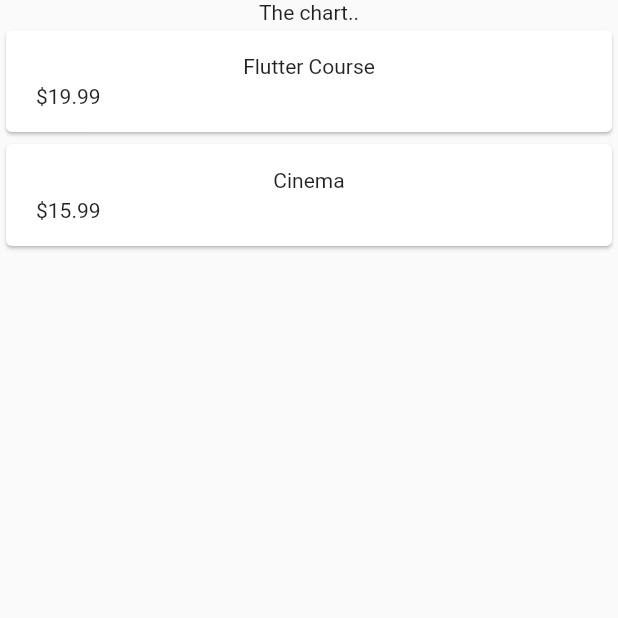
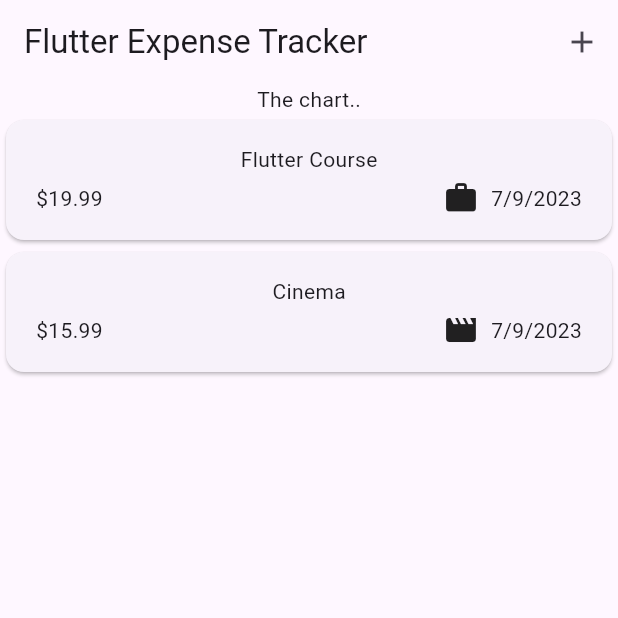
Before and after one commit to AbdulSami10/expense_tracker, a Flutter app: the screen it shows after launch, on a phone screen of 412 x 824 dp, the top half of it. Run offline on Flutter 3.47's test engine with Material 2 defaults, Android fonts, the phone set to English and light mode, and no system bars.

Commit message:
refactor:expense form added

```diff
--- a/lib/main.dart
+++ b/lib/main.dart
@@ -3,8 +3,9 @@ import 'package:flutter/material.dart';
 
 void main() {
   runApp(
-    const MaterialApp(
-      home: Expenses(),
+    MaterialApp(
+      theme: ThemeData(useMaterial3: true),
+      home: const Expenses(),
     ),
   );
 }
--- a/lib/models/expense.dart
+++ b/lib/models/expense.dart
@@ -1,8 +1,19 @@
 import 'package:uuid/uuid.dart';
+import 'package:intl/intl.dart';
+import 'package:flutter/material.dart';
 
 const uuid = Uuid();
 
+final formatter = DateFormat.yMd();
+
 enum Category { food, travel, leisure, work }
+
+const categoryIcons = {
+  Category.food: Icons.lunch_dining,
+  Category.travel: Icons.flight_takeoff,
+  Category.leisure: Icons.movie,
+  Category.work: Icons.work,
+};
 
 class Expense {
   Expense(
@@ -16,4 +27,7 @@ class Expense {
   final double amount;
   final DateTime date;
   final Category category;
+  String get formattedDate {
+    return formatter.format(date);
+  }
 }
--- a/lib/widgets/expenses.dart
+++ b/lib/widgets/expenses.dart
@@ -1,3 +1,4 @@
+import 'package:expense_tracker/widgets/new_expense.dart';
 import 'package:flutter/material.dart';
 import 'package:expense_tracker/widgets/expenses_list/expenses_list.dart';
 import 'package:expense_tracker/models/expense.dart';
@@ -23,12 +24,26 @@ class _ExpensesState extends State<Expenses> {
         date: DateTime.now(),
         category: Category.leisure),
   ];
+  void _openAddExpenseOverlay() {
+    showModalBottomSheet(
+      context: context,
+      builder: (ctx) => NewExpense(),
+    );
+  }
+
   @override
   Widget build(BuildContext context) {
     return Scaffold(
+      appBar: AppBar(
+        title: const Text("Flutter Expense Tracker"),
+        actions: [
+          IconButton(
+              onPressed: _openAddExpenseOverlay, icon: const Icon(Icons.add)),
+        ],
+      ),
       body: Column(
         children: [
-          Text("The chart.."),
+          const Text("The chart.."),
           Expanded(
             child: ExpenseList(expenses: _registeredExpense),
           ),
--- a/lib/widgets/expenses_list/expense_item.dart
+++ b/lib/widgets/expenses_list/expense_item.dart
@@ -18,6 +18,14 @@ class ExpenseItem extends StatelessWidget {
             Row(
               children: [
                 Text('\$${expense.amount.toStringAsFixed(2)}'),
+                const Spacer(),
+                Row(
+                  children: [
+                    Icon(categoryIcons[expense.category]),
+                    const SizedBox(width: 8),
+                    Text(expense.formattedDate),
+                  ],
+                )
               ],
             ),
           ],
--- a/pubspec.yaml
+++ b/pubspec.yaml
@@ -36,6 +36,7 @@ dependencies:
   # Use with the CupertinoIcons class for iOS style icons.
   cupertino_icons: ^1.0.2
   uuid: ^3.0.7
+  intl: ^0.18.1
 
 dev_dependencies:
   flutter_test:
```
Also changed, not shown: lib/widgets/new_expense.dart (added, +59 -0 lines), pubspec.lock.
